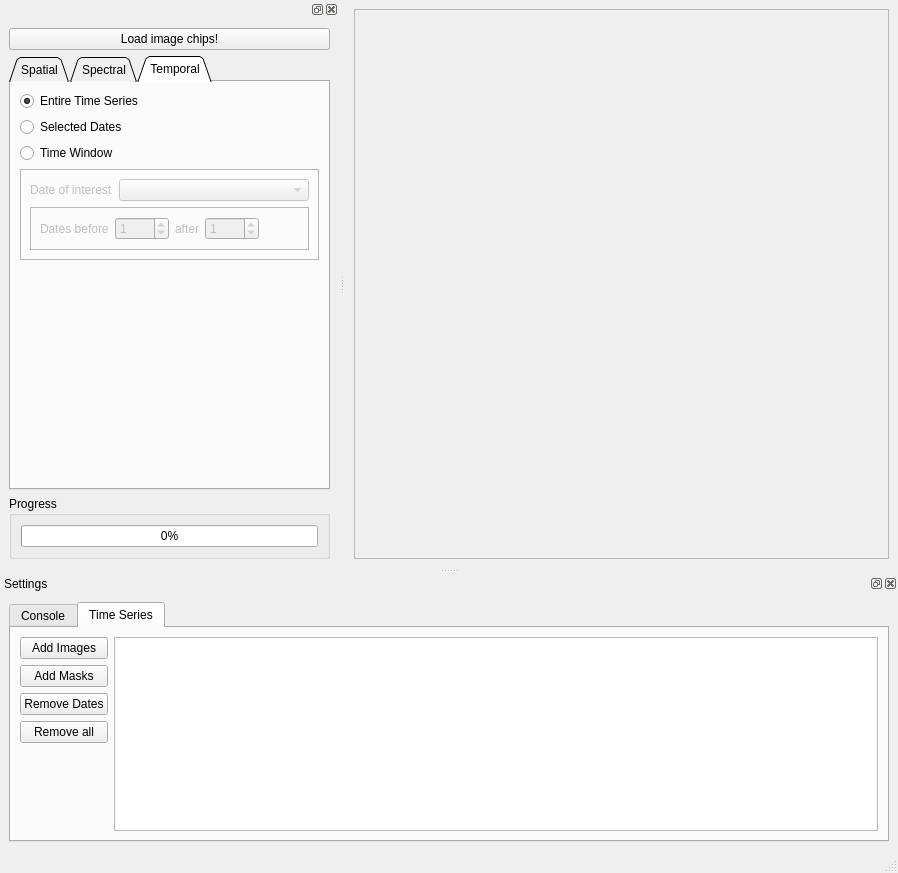
Before: the Qt Designer form sensecarbon_tsv_gui_base.ui in jakimowb/eo-time-series-viewer, drawn with Qt 5.
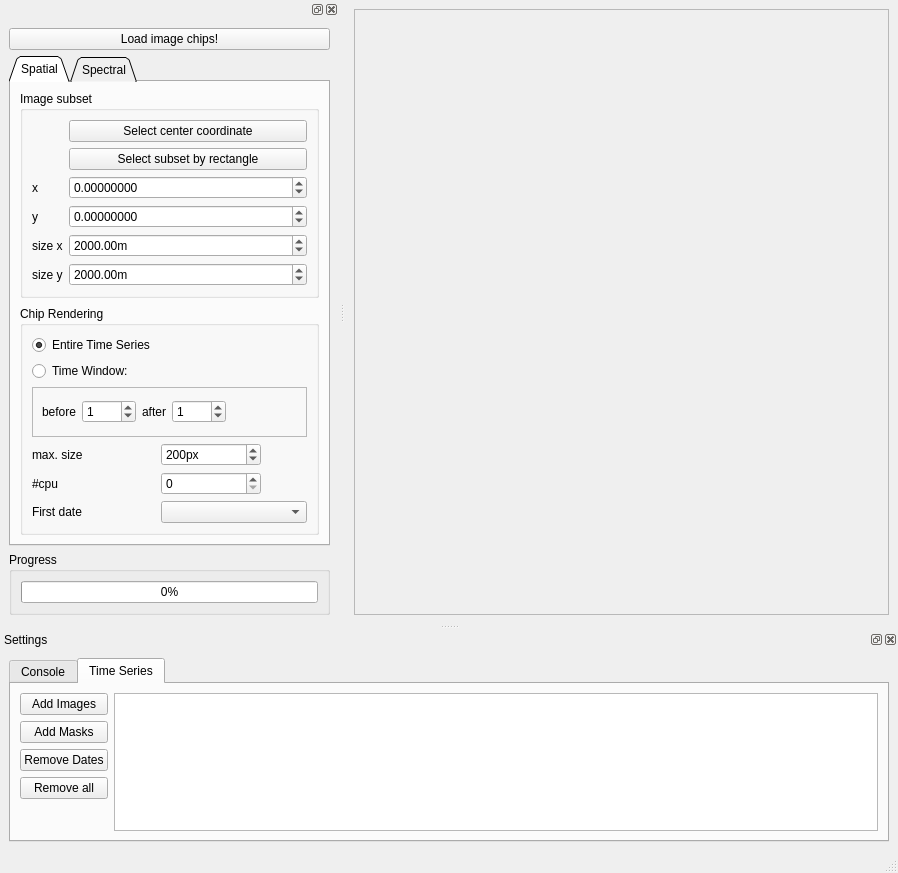
After: the same form once the commit is applied. The open tabs and pages were chosen to show the change.

Commit message: now loads specified dates / time window only scrollwindow focusses on specified date

Diff of the .ui file:
```diff
--- a/sensecarbon_tsv_gui_base.ui
+++ b/sensecarbon_tsv_gui_base.ui
@@ -372,6 +372,19 @@
            </layout>
           </widget>
          </item>
+         <item>
+          <spacer name="verticalSpacer_4">
+           <property name="orientation">
+            <enum>Qt::Vertical</enum>
+           </property>
+           <property name="sizeHint" stdset="0">
+            <size>
+             <width>20</width>
+             <height>40</height>
+            </size>
+           </property>
+          </spacer>
+         </item>
          <item>
           <widget class="QGroupBox" name="groupBox_rendering">
            <property name="minimumSize">
@@ -384,31 +397,21 @@
             <string>Chip Rendering</string>
            </property>
            <layout class="QGridLayout" name="gridLayout_2">
-            <item row="2" column="0">
+            <item row="6" column="0">
              <widget class="QLabel" name="label_6">
               <property name="text">
                <string>First date</string>
               </property>
              </widget>
             </item>
-            <item row="0" column="0">
-             <widget class="QLabel" name="label_11">
-              <property name="text">
-               <string>max. size </string>
-              </property>
-             </widget>
-            </item>
-            <item row="2" column="1" colspan="2">
-             <widget class="QComboBox" name="cb_centerdate"/>
-            </item>
-            <item row="1" column="1">
+            <item row="5" column="1">
              <widget class="QSpinBox" name="spinBox_ncpu">
               <property name="toolTip">
                <string>Number of CPUs used for parallel image chip calculation</string>
               </property>
              </widget>
             </item>
-            <item row="0" column="1">
+            <item row="4" column="1">
              <widget class="QSpinBox" name="spinBox_chipsize_max">
               <property name="minimumSize">
                <size>
@@ -436,14 +439,24 @@
               </property>
              </widget>
             </item>
-            <item row="1" column="0">
+            <item row="6" column="1" colspan="2">
+             <widget class="QComboBox" name="cb_centerdate"/>
+            </item>
+            <item row="4" column="0">
+             <widget class="QLabel" name="label_11">
+              <property name="text">
+               <string>max. size </string>
+              </property>
+             </widget>
+            </item>
+            <item row="5" column="0">
              <widget class="QLabel" name="label">
               <property name="text">
                <string>#cpu</string>
               </property>
              </widget>
             </item>
-            <item row="0" column="2">
+            <item row="4" column="2">
              <spacer name="horizontalSpacer_2">
               <property name="orientation">
                <enum>Qt::Horizontal</enum>
@@ -456,22 +469,94 @@
               </property>
              </spacer>
             </item>
+            <item row="0" column="0">
+             <widget class="QRadioButton" name="rb_showEntireTS">
+              <property name="text">
+               <string>Entire Time Series</string>
+              </property>
+              <property name="checked">
+               <bool>true</bool>
+              </property>
+             </widget>
+            </item>
+            <item row="1" column="0">
+             <widget class="QRadioButton" name="rb_showTimeWindow">
+              <property name="toolTip">
+               <string>Select </string>
+              </property>
+              <property name="text">
+               <string>Time Window:</string>
+              </property>
+             </widget>
+            </item>
+            <item row="2" column="0" rowspan="2" colspan="3">
+             <widget class="QFrame" name="frame_2">
+              <property name="minimumSize">
+               <size>
+                <width>50</width>
+                <height>50</height>
+               </size>
+              </property>
+              <property name="frameShape">
+               <enum>QFrame::StyledPanel</enum>
+              </property>
+              <property name="frameShadow">
+               <enum>QFrame::Raised</enum>
+              </property>
+              <layout class="QHBoxLayout" name="horizontalLayout_3">
+               <item>
+                <widget class="QLabel" name="label_8">
+                 <property name="text">
+                  <string>before</string>
+                 </property>
+                </widget>
+               </item>
+               <item>
+                <widget class="QSpinBox" name="sb_ndates_before">
+                 <property name="maximum">
+                  <number>9999</number>
+                 </property>
+                 <property name="value">
+                  <number>1</number>
+                 </property>
+                </widget>
+               </item>
+               <item>
+                <widget class="QLabel" name="label_9">
+                 <property name="text">
+                  <string>after</string>
+                 </property>
+                </widget>
+               </item>
+               <item>
+                <widget class="QSpinBox" name="sb_ndates_after">
+                 <property name="maximum">
+                  <number>9999</number>
+                 </property>
+                 <property name="value">
+                  <number>1</number>
+                 </property>
+                </widget>
+               </item>
+               <item>
+                <spacer name="horizontalSpacer_3">
+                 <property name="orientation">
+                  <enum>Qt::Horizontal</enum>
+                 </property>
+                 <property name="sizeHint" stdset="0">
+                  <size>
+                   <width>40</width>
+                   <height>20</height>
+                  </size>
+                 </property>
+                </spacer>
+               </item>
+              </layout>
+             </widget>
+            </item>
            </layout>
           </widget>
          </item>
-         <item>
-          <spacer name="verticalSpacer_4">
-           <property name="orientation">
-            <enum>Qt::Vertical</enum>
-           </property>
-           <property name="sizeHint" stdset="0">
-            <size>
-             <width>20</width>
-             <height>40</height>
-            </size>
-           </property>
-          </spacer>
-         </item>
         </layout>
        </widget>
        <widget class="QWidget" name="tab_spectral">
@@ -531,8 +616,8 @@
              <rect>
               <x>0</x>
               <y>0</y>
-              <width>81</width>
-              <height>28</height>
+              <width>262</width>
+              <height>376</height>
              </rect>
             </property>
             <property name="sizePolicy">
@@ -547,133 +632,6 @@
          </item>
         </layout>
        </widget>
-       <widget class="QWidget" name="tab_temporal">
-        <attribute name="title">
-         <string>Temporal</string>
-        </attribute>
-        <layout class="QFormLayout" name="formLayout">
-         <property name="fieldGrowthPolicy">
-          <enum>QFormLayout::AllNonFixedFieldsGrow</enum>
-         </property>
-         <item row="0" column="0">
-          <widget class="QRadioButton" name="rb_showEntireTS">
-           <property name="text">
-            <string>Entire Time Series</string>
-           </property>
-           <property name="checked">
-            <bool>true</bool>
-           </property>
-          </widget>
-         </item>
-         <item row="1" column="0">
-          <widget class="QRadioButton" name="rb_showSelectedDates">
-           <property name="text">
-            <string>Selected Dates</string>
-           </property>
-          </widget>
-         </item>
-         <item row="2" column="0">
-          <widget class="QRadioButton" name="rb_showTimeWindow">
-           <property name="text">
-            <string>Time Window</string>
-           </property>
-          </widget>
-         </item>
-         <item row="3" column="0" colspan="2">
-          <widget class="QFrame" name="frame_timewindow">
-           <property name="enabled">
-            <bool>false</bool>
-           </property>
-           <property name="frameShape">
-            <enum>QFrame::StyledPanel</enum>
-           </property>
-           <property name="frameShadow">
-            <enum>QFrame::Raised</enum>
-           </property>
-           <layout class="QFormLayout" name="formLayout_2">
-            <property name="fieldGrowthPolicy">
-             <enum>QFormLayout::AllNonFixedFieldsGrow</enum>
-            </property>
-            <item row="0" column="0">
-             <widget class="QLabel" name="label_7">
-              <property name="text">
-               <string>Date of interest</string>
-              </property>
-             </widget>
-            </item>
-            <item row="0" column="1">
-             <widget class="QComboBox" name="cb_timeWindow_doi"/>
-            </item>
-            <item row="3" column="0" colspan="2">
-             <widget class="QFrame" name="frame_2">
-              <property name="minimumSize">
-               <size>
-                <width>50</width>
-                <height>20</height>
-               </size>
-              </property>
-              <property name="frameShape">
-               <enum>QFrame::StyledPanel</enum>
-              </property>
-              <property name="frameShadow">
-               <enum>QFrame::Raised</enum>
-              </property>
-              <layout class="QHBoxLayout" name="horizontalLayout_3">
-               <item>
-                <widget class="QLabel" name="label_8">
-                 <property name="text">
-                  <string>Dates before</string>
-                 </property>
-                </widget>
-               </item>
-               <item>
-                <widget class="QSpinBox" name="sb_ndates_before">
-                 <property name="maximum">
-                  <number>9999</number>
-                 </property>
-                 <property name="value">
-                  <number>1</number>
-                 </property>
-                </widget>
-               </item>
-               <item>
-                <widget class="QLabel" name="label_9">
-                 <property name="text">
-                  <string>after</string>
-                 </property>
-                </widget>
-               </item>
-               <item>
-                <widget class="QSpinBox" name="sb_ndates_after">
-                 <property name="maximum">
-                  <number>9999</number>
-                 </property>
-                 <property name="value">
-                  <number>1</number>
-                 </property>
-                </widget>
-               </item>
-               <item>
-                <spacer name="horizontalSpacer_3">
-                 <property name="orientation">
-                  <enum>Qt::Horizontal</enum>
-                 </property>
-                 <property name="sizeHint" stdset="0">
-                  <size>
-                   <width>40</width>
-                   <height>20</height>
-                  </size>
-                 </property>
-                </spacer>
-               </item>
-              </layout>
-             </widget>
-            </item>
-           </layout>
-          </widget>
-         </item>
-        </layout>
-       </widget>
       </widget>
      </item>
      <item>
```
Left out of the diff: 19 changed lines with no effect on the pictures. The commit also changes 1 other file.
